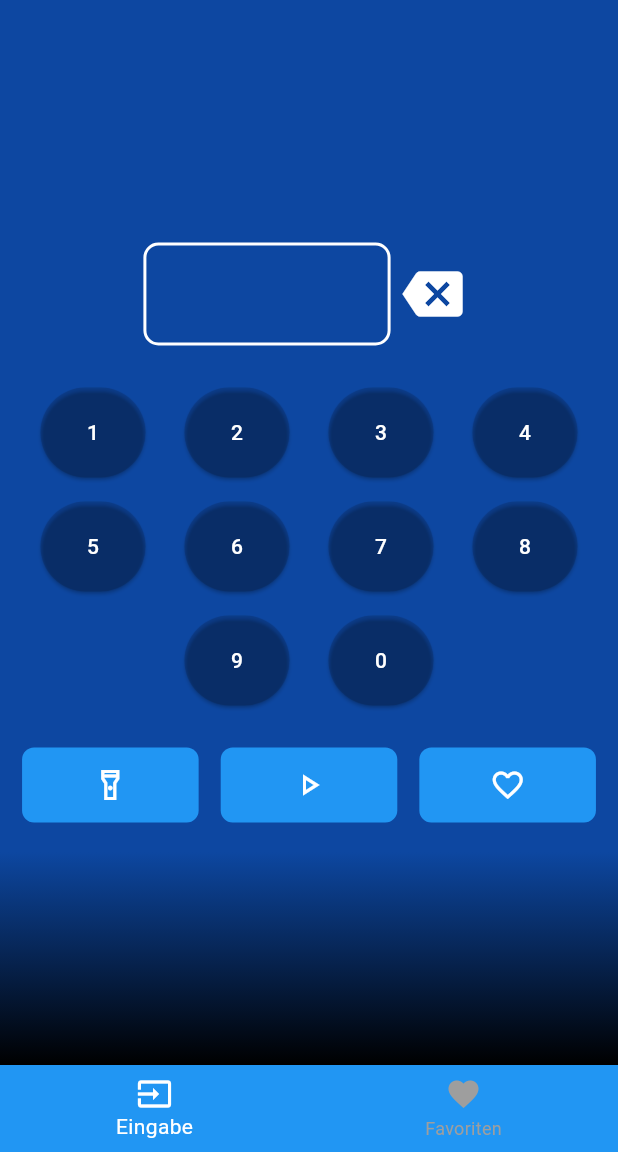
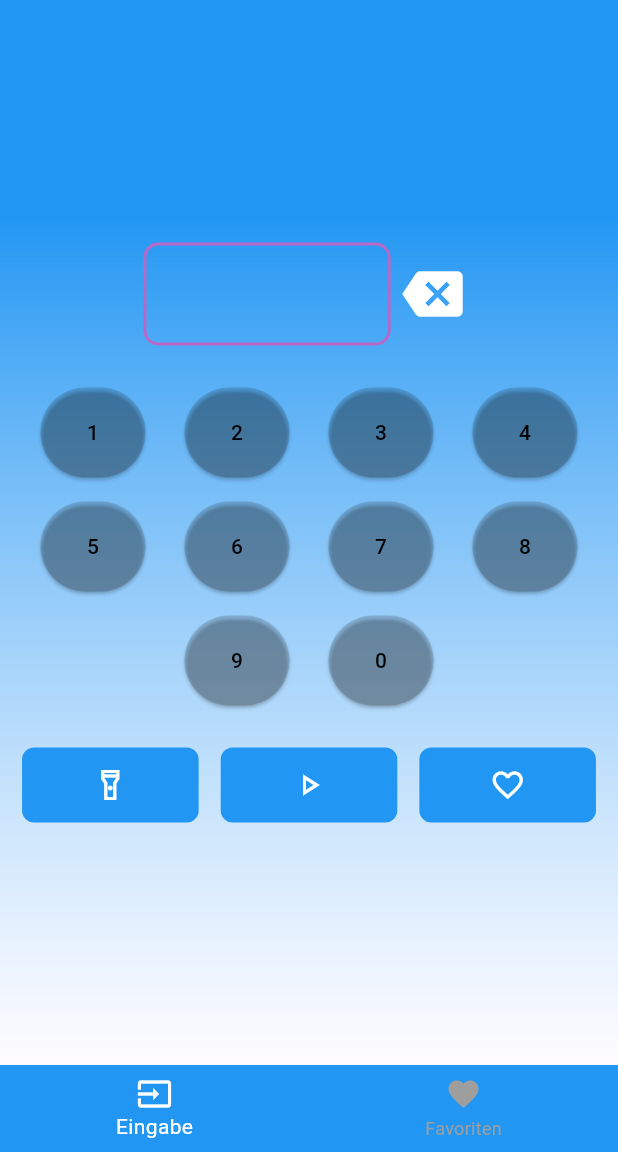
Before and after one commit to matatoMatata94/flash_meter, a Flutter app: the screen it shows after launch, on a phone screen of 412 x 824 dp, the part 84-1236 px from its top. Run offline on Flutter 3.47's test engine with Material 3 defaults, Android fonts, the phone set to English and light mode, and no system bars; our stand-ins replace shared_preferences; missing offline and left inert: torch_light.

Commit message:
Worked more on Color scheme and fixed a bug
Bug showed colors frome some light Theme elements in the dark theme

```diff
--- a/lib/view/color/color_constants.dart
+++ b/lib/view/color/color_constants.dart
@@ -1,9 +1,11 @@
 import 'package:flutter/material.dart';
+
+//#1668b4
 
 class ColorConstants {
   static List<Color> darkScaffoldBackgroundColor = [
-    Colors.blue.shade900,
-    Colors.black,
+    const Color(0xFF1668b4),
+    const Color(0xFF144778),
   ];
   static List<Color> lightScaffoldBackgroundColor = [
     Colors.blue.shade500,
@@ -12,7 +14,7 @@ class ColorConstants {
   static Color lightBottomNavigationBackgroundColor = Colors.blue;
   static Color lightBottomNavigationSelectedItemColor = Colors.white;
   static Color lightBottomNavigationUnselectedItemColor = Colors.grey;
-  static Color darkBottomNavigationBackgroundColor = Colors.black87;
+  static Color darkBottomNavigationBackgroundColor = const Color(0xFF0f2742);
   static Color darkBottomNavigationSelectedItemColor = Colors.white;
   static Color darkBottomNavigationUnselectedItemColor = Colors.grey;
 
@@ -21,9 +23,14 @@ class ColorConstants {
   static Color darkCustomControlButtonForegroundColor = Colors.white;
   static Color darkCustomControlButtonBackgroundColor = Colors.blue;
 
-  static Color lightInputBoxColor = Colors.white;
-  static Color darkInputBoxColor = Colors.black;
+  static Color lightInputBoxColor = Colors.black;
+  static Color darkInputBoxColor = Colors.purple.shade300;
 
   static Color lightDeleteButtonColor = Colors.white;
   static Color darkDeleteButtonColor = Colors.black;
+
+  static Color lightNumberButtonColor = Colors.black12;
+  static Color darkNumberButtonColor = Colors.white70;
+  static Color lightNumberButtonTextColor = Colors.black;
+  static Color darkNumberButtonTextColor = Colors.white;
 }
--- a/lib/view/flash_meter_view.dart
+++ b/lib/view/flash_meter_view.dart
@@ -42,10 +42,12 @@ class _FlashMeterAppState extends State<FlashMeterApp> {
         actions: [
           IconButton(
             onPressed: () {
+              print('vorher: ${widget.controller.isLightMode}');
+              widget.controller.isLightMode
+                  ? MyApp.of(context).changeTheme(ThemeMode.light)
+                  : MyApp.of(context).changeTheme(ThemeMode.dark);
               widget.controller.changeThemeMode();
-              widget.controller.isLightMode
-                  ? MyApp.of(context).changeTheme(ThemeMode.dark)
-                  : MyApp.of(context).changeTheme(ThemeMode.light);
+              print('nachher: ${widget.controller.isLightMode}');
             },
             icon: widget.controller.isLightMode
                 ? const Icon(
@@ -88,11 +90,11 @@ class _FlashMeterAppState extends State<FlashMeterApp> {
             ? ColorConstants.lightBottomNavigationBackgroundColor
             : ColorConstants.darkBottomNavigationBackgroundColor,
         unselectedItemColor: widget.controller.isLightMode
-            ? ColorConstants.darkBottomNavigationSelectedItemColor
+            ? ColorConstants.lightBottomNavigationUnselectedItemColor
             : ColorConstants.darkBottomNavigationUnselectedItemColor,
         selectedItemColor: widget.controller.isLightMode
             ? ColorConstants.lightBottomNavigationSelectedItemColor
-            : ColorConstants.lightBottomNavigationUnselectedItemColor,
+            : ColorConstants.darkBottomNavigationSelectedItemColor,
       ),
     );
   }
--- a/lib/view/pages/input_page.dart
+++ b/lib/view/pages/input_page.dart
@@ -50,8 +50,8 @@ class _InputPageState extends State<InputPage> {
                       border: Border.all(
                         width: 2,
                         color: widget.controller.isLightMode
-                            ? ColorConstants.lightInputBoxColor
-                            : ColorConstants.darkInputBoxColor,
+                            ? ColorConstants.darkInputBoxColor
+                            : ColorConstants.lightInputBoxColor,
                       ),
                       borderRadius: BorderRadius.circular(10),
                     ),
@@ -84,6 +84,12 @@ class _InputPageState extends State<InputPage> {
                 },
                 spacing: 10,
                 size: size.width,
+                numberButtonColor: widget.controller.isLightMode
+                    ? ColorConstants.lightNumberButtonColor
+                    : ColorConstants.darkNumberButtonColor,
+                numberButtonTextColor: widget.controller.isLightMode
+                    ? ColorConstants.lightNumberButtonTextColor
+                    : ColorConstants.darkNumberButtonTextColor,
               ),
               const SizedBox(height: 20),
               Row(
--- a/lib/view/widgets/common_widgets.dart
+++ b/lib/view/widgets/common_widgets.dart
@@ -75,11 +75,15 @@ class CustomNumPad extends StatelessWidget {
   final double size;
   final Function(String) onTap;
   final double spacing;
+  final Color numberButtonColor;
+  final Color numberButtonTextColor;
 
   const CustomNumPad({
     required this.size,
     required this.onTap,
     required this.spacing,
+    required this.numberButtonColor,
+    required this.numberButtonTextColor,
   });
 
   @override
@@ -111,7 +115,7 @@ class CustomNumPad extends StatelessWidget {
       child: ElevatedButton(
         style: ElevatedButton.styleFrom(
           minimumSize: const Size(70, 60),
-          backgroundColor: Colors.black12,
+          backgroundColor: numberButtonColor,
           elevation: 1,
         ),
         onPressed: () {
@@ -119,7 +123,7 @@ class CustomNumPad extends StatelessWidget {
         },
         child: Text(
           label,
-          style: const TextStyle(color: Colors.white),
+          style: TextStyle(color: numberButtonTextColor),
         ),
       ),
     );
@@ -139,9 +143,9 @@ class GradientBackgroundPainter extends CustomPainter {
       begin: Alignment.topCenter,
       end: Alignment.bottomCenter,
       colors: isLightMode
-          ? ColorConstants.darkScaffoldBackgroundColor
-          : ColorConstants.lightScaffoldBackgroundColor,
-      stops: const [0.8, 1.0],
+          ? ColorConstants.lightScaffoldBackgroundColor
+          : ColorConstants.darkScaffoldBackgroundColor,
+      stops: const [0.2, 1.0],
     );
 
     final Paint paint = Paint()..shader = gradient.createShader(rect);
```
